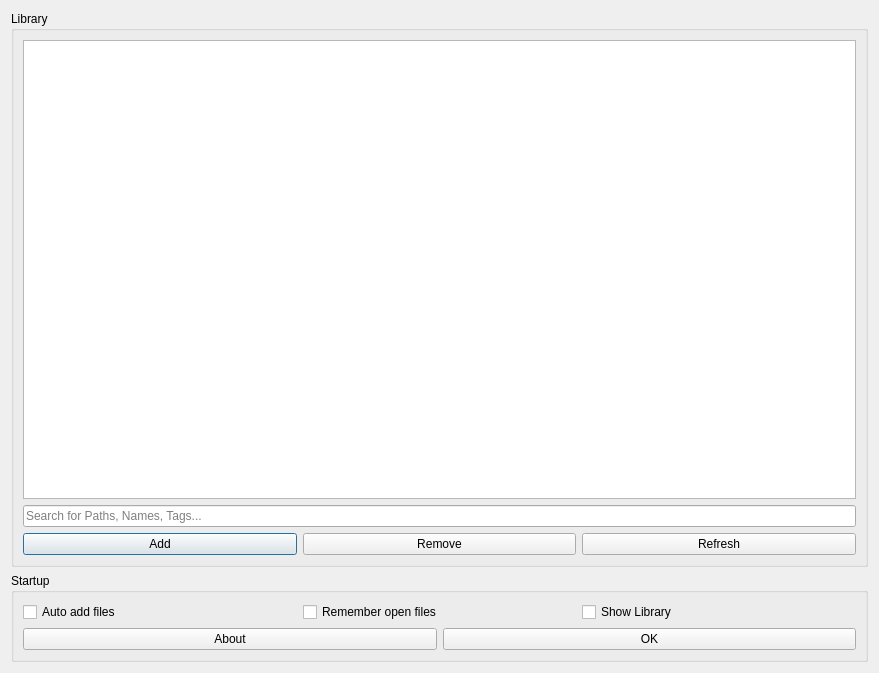
Old version of the form resources/raw/settings.ui in the repository BasioMeusPuga/Lector.
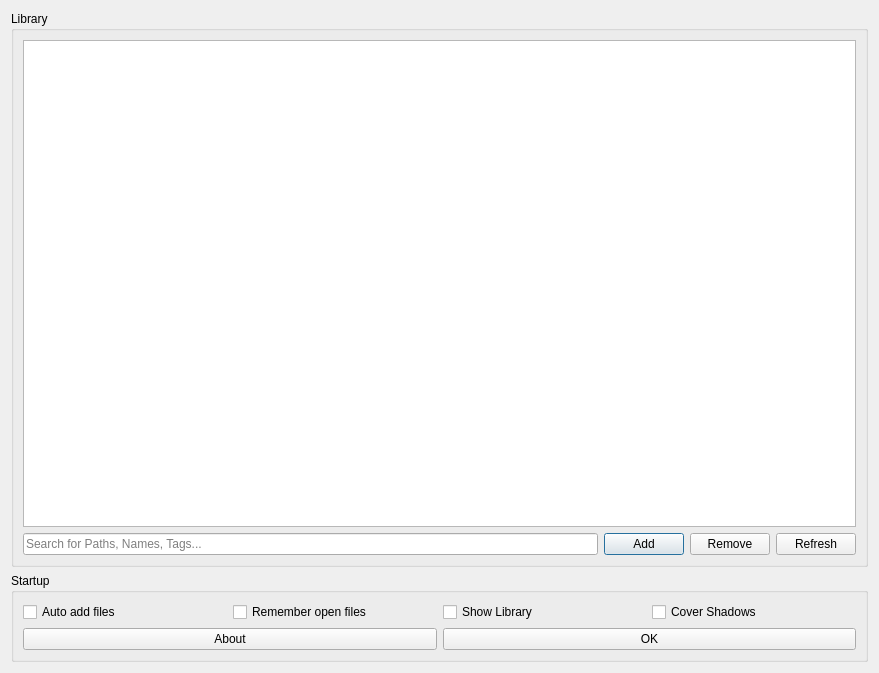
New version of the form.

What changed in the file:
```diff
--- a/resources/raw/settings.ui
+++ b/resources/raw/settings.ui
@@ -28,6 +28,8 @@
            <widget class="QTableView" name="tableView"/>
           </item>
           <item>
+           <layout class="QHBoxLayout" name="horizontalLayout">
+            <item>
            <widget class="QLineEdit" name="lineEdit">
             <property name="placeholderText">
              <string>Search for Paths, Names, Tags...</string>
@@ -35,8 +37,6 @@
            </widget>
           </item>
           <item>
-           <layout class="QHBoxLayout" name="horizontalLayout">
-            <item>
              <widget class="QPushButton" name="addButton">
               <property name="text">
                <string>Add</string>
@@ -93,6 +93,13 @@
             </property>
            </widget>
           </item>
+          <item>
+           <widget class="QCheckBox" name="checkBox_3">
+            <property name="text">
+             <string>Cover Shadows</string>
+            </property>
+           </widget>
+          </item>
          </layout>
         </item>
         <item row="1" column="0">
```
Lines whose indentation alone changed are shown as unchanged.
